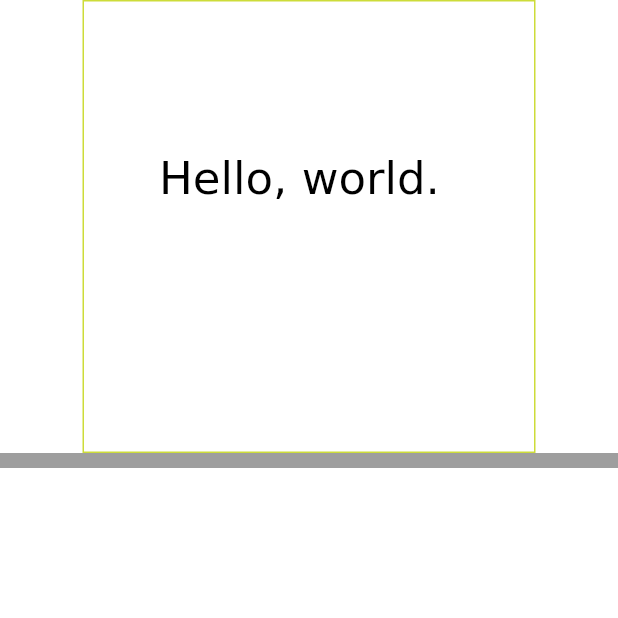
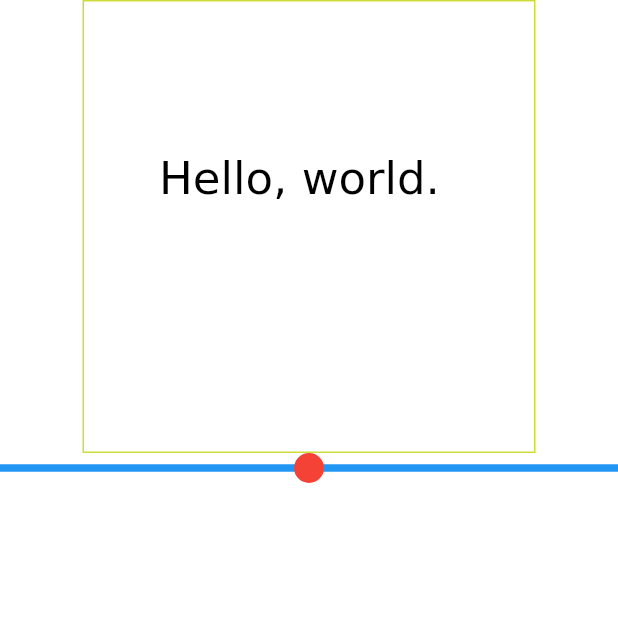
Before and after one commit to dreadedLines/flutter_demo, a Flutter app: the screen it shows after launch, after a tap on "9. Painting", on a phone screen of 412 x 824 dp, the top half of it. Run offline on Flutter 3.47's test engine with Material 3 defaults, Android fonts, the phone set to English and light mode, and no system bars; our stand-ins replace firebase_auth, firebase_core, get_it, shared_preferences, sqflite; accounts and stored records are empty; generated files the repository leaves out were written again.

Commit message:
Finish custom ProgressBar

```diff
--- a/lib/ui/demos/9_painting/painting_demo.dart
+++ b/lib/ui/demos/9_painting/painting_demo.dart
@@ -3,6 +3,8 @@ import 'dart:math' as math;
 import 'dart:ui' as ui;
 import 'package:flutter/foundation.dart';
 import 'package:flutter/widgets.dart';
+import 'package:flutter/gestures.dart';
+import 'package:flutter/rendering.dart';
 
 class PaintingDemo extends StatefulWidget {
   const PaintingDemo({super.key});
@@ -28,8 +30,9 @@ class _PaintingDemoState extends State<PaintingDemo> {
                 ),
               ),
               Container(
-                color: Colors.grey,
-                child: ProgressBar(barColor: Colors.blue, thumbColor: Colors.red, thumbSize: 10.0,)
+                // color: Colors.grey,
+                width: 500,
+                child: ProgressBar(barColor: Colors.blue, thumbColor: Colors.red, thumbSize: 20.0,)
               )
             ],
           )
@@ -115,9 +118,26 @@ class RenderProgressBar extends RenderBox {
     required Color barColor,
     required Color thumbColor,
     required double thumbSize,
-  })  : _barColor = barColor,
-      _thumbColor = thumbColor,
-      _thumbSize = thumbSize;
+    })  : _barColor = barColor,
+          _thumbColor = thumbColor,
+          _thumbSize = thumbSize {
+
+      // initialize the gesture recognizer
+      _drag = HorizontalDragGestureRecognizer()
+        ..onStart = (DragStartDetails details) {
+          _updateThumbPosition(details.localPosition);
+        }
+        ..onUpdate = (DragUpdateDetails details) {
+          _updateThumbPosition(details.localPosition);
+        };
+    }
+
+  void _updateThumbPosition(Offset localPosition) {
+    var dx = localPosition.dx.clamp(0, size.width);
+    _currentThumbValue = dx / size.width;
+    markNeedsPaint();
+    markNeedsSemanticsUpdate();
+  }
 
   Color get barColor => _barColor;
   Color _barColor;
@@ -164,4 +184,38 @@ class RenderProgressBar extends RenderBox {
   double computeMinIntrinsicHeight(double width) => thumbSize;
   @override
   double computeMaxIntrinsicHeight(double width) => thumbSize;
+
+  // paint the widget
+  double _currentThumbValue = 0.5;
+  @override
+  void paint(PaintingContext context, Offset offset) {
+    final canvas = context.canvas;
+    canvas.save();
+    canvas.translate(offset.dx, offset.dy);
+    // paint bar
+    final barPaint = Paint()
+      ..color = barColor
+      ..strokeWidth = 5;
+    final point1 = Offset(0, size.height / 2);
+    final point2 = Offset(size.width, size.height / 2);
+    canvas.drawLine(point1, point2, barPaint);
+    // paint thumb
+    final thumbPaint = Paint()..color = thumbColor;
+    final thumbDx = _currentThumbValue * size.width;
+    final center = Offset(thumbDx, size.height / 2);
+    canvas.drawCircle(center, thumbSize / 2, thumbPaint);
+    canvas.restore();
+  }
+
+  // handle touching the widget
+  late HorizontalDragGestureRecognizer _drag;
+  @override
+  bool hitTestSelf(Offset position) => true;
+  @override
+  void handleEvent(PointerEvent event, BoxHitTestEntry entry) {
+    assert(debugHandleEvent(event, entry));
+    if (event is PointerDownEvent) {
+      _drag.addPointer(event);
+    }
+  }
 }
```
